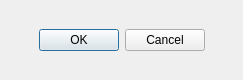
First picture: the form in schnapps/plugins/volume_mesh_from_surface/netgen_export.ui, repository cgogn/SCHNApps, before the edit.
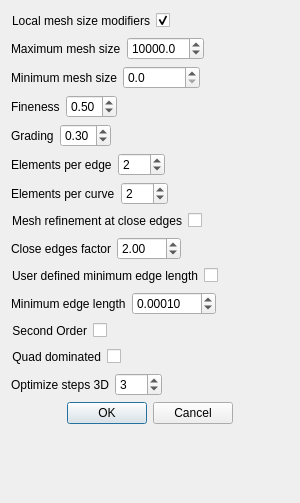
Second picture: the form after the edit.

Commit message: improved netgen support in plugin VMFS.

```diff
--- a/schnapps/plugins/volume_mesh_from_surface/netgen_export.ui
+++ b/schnapps/plugins/volume_mesh_from_surface/netgen_export.ui
@@ -7,26 +7,586 @@
    <rect>
     <x>0</x>
     <y>0</y>
-    <width>243</width>
-    <height>80</height>
+    <width>300</width>
+    <height>503</height>
    </rect>
   </property>
   <property name="windowTitle">
    <string>Export with netgen</string>
   </property>
   <layout class="QGridLayout" name="gridLayout">
-   <item row="0" column="0" colspan="2">
-    <widget class="QDialogButtonBox" name="buttonBox">
-     <property name="orientation">
-      <enum>Qt::Horizontal</enum>
-     </property>
-     <property name="standardButtons">
-      <set>QDialogButtonBox::Cancel|QDialogButtonBox::Ok</set>
-     </property>
-     <property name="centerButtons">
-      <bool>true</bool>
-     </property>
-    </widget>
+   <item row="0" column="0">
+    <layout class="QVBoxLayout" name="verticalLayout">
+     <item>
+      <layout class="QHBoxLayout" name="horizontalLayout">
+       <item>
+        <widget class="QCheckBox" name="checkBox_uselocalh">
+         <property name="toolTip">
+          <string notr="true">Switch to enable / disable usage of local mesh size modifiers</string>
+         </property>
+         <property name="toolTipDuration">
+          <number>-1</number>
+         </property>
+         <property name="accessibleDescription">
+          <string/>
+         </property>
+         <property name="layoutDirection">
+          <enum>Qt::RightToLeft</enum>
+         </property>
+         <property name="styleSheet">
+          <string notr="true"> margin-left: 0px;</string>
+         </property>
+         <property name="text">
+          <string>Local mesh size modifiers</string>
+         </property>
+         <property name="checked">
+          <bool>true</bool>
+         </property>
+         <property name="tristate">
+          <bool>false</bool>
+         </property>
+        </widget>
+       </item>
+       <item>
+        <spacer name="horizontalSpacer">
+         <property name="orientation">
+          <enum>Qt::Horizontal</enum>
+         </property>
+         <property name="sizeHint" stdset="0">
+          <size>
+           <width>40</width>
+           <height>20</height>
+          </size>
+         </property>
+        </spacer>
+       </item>
+      </layout>
+     </item>
+     <item>
+      <layout class="QHBoxLayout" name="horizontalLayout_2">
+       <item>
+        <widget class="QLabel" name="label">
+         <property name="toolTip">
+          <string>Maximum global mesh size allowed</string>
+         </property>
+         <property name="text">
+          <string>Maximum mesh size</string>
+         </property>
+        </widget>
+       </item>
+       <item>
+        <widget class="QDoubleSpinBox" name="doubleSpinBox_maxh">
+         <property name="decimals">
+          <number>1</number>
+         </property>
+         <property name="maximum">
+          <double>100000000.000000000000000</double>
+         </property>
+         <property name="singleStep">
+          <double>1000.000000000000000</double>
+         </property>
+         <property name="value">
+          <double>10000.000000000000000</double>
+         </property>
+        </widget>
+       </item>
+       <item>
+        <spacer name="horizontalSpacer_2">
+         <property name="orientation">
+          <enum>Qt::Horizontal</enum>
+         </property>
+         <property name="sizeHint" stdset="0">
+          <size>
+           <width>40</width>
+           <height>20</height>
+          </size>
+         </property>
+        </spacer>
+       </item>
+      </layout>
+     </item>
+     <item>
+      <layout class="QHBoxLayout" name="horizontalLayout_3">
+       <item>
+        <widget class="QLabel" name="label_2">
+         <property name="toolTip">
+          <string>Minimum global mesh size allowed</string>
+         </property>
+         <property name="text">
+          <string>Minimum mesh size</string>
+         </property>
+        </widget>
+       </item>
+       <item>
+        <widget class="QDoubleSpinBox" name="doubleSpinBox_minh">
+         <property name="decimals">
+          <number>1</number>
+         </property>
+         <property name="maximum">
+          <double>100000.000000000000000</double>
+         </property>
+         <property name="singleStep">
+          <double>100.000000000000000</double>
+         </property>
+        </widget>
+       </item>
+       <item>
+        <spacer name="horizontalSpacer_3">
+         <property name="orientation">
+          <enum>Qt::Horizontal</enum>
+         </property>
+         <property name="sizeHint" stdset="0">
+          <size>
+           <width>40</width>
+           <height>20</height>
+          </size>
+         </property>
+        </spacer>
+       </item>
+      </layout>
+     </item>
+     <item>
+      <layout class="QHBoxLayout" name="horizontalLayout_4">
+       <item>
+        <widget class="QLabel" name="label_4">
+         <property name="toolTip">
+          <string>Mesh density: 0...1 (0 =&gt; coarse; 1 =&gt; fine)</string>
+         </property>
+         <property name="text">
+          <string>Fineness</string>
+         </property>
+        </widget>
+       </item>
+       <item>
+        <widget class="QDoubleSpinBox" name="doubleSpinBox_fineness">
+         <property name="maximum">
+          <double>1.000000000000000</double>
+         </property>
+         <property name="singleStep">
+          <double>0.025000000000000</double>
+         </property>
+         <property name="value">
+          <double>0.500000000000000</double>
+         </property>
+        </widget>
+       </item>
+       <item>
+        <spacer name="horizontalSpacer_4">
+         <property name="orientation">
+          <enum>Qt::Horizontal</enum>
+         </property>
+         <property name="sizeHint" stdset="0">
+          <size>
+           <width>40</width>
+           <height>20</height>
+          </size>
+         </property>
+        </spacer>
+       </item>
+      </layout>
+     </item>
+     <item>
+      <layout class="QHBoxLayout" name="horizontalLayout_5">
+       <item>
+        <widget class="QLabel" name="label_5">
+         <property name="toolTip">
+          <string>Mesh grading: 0...1 (0 =&gt; uniform mesh; 1 =&gt; aggressive local grading)</string>
+         </property>
+         <property name="text">
+          <string>Grading</string>
+         </property>
+        </widget>
+       </item>
+       <item>
+        <widget class="QDoubleSpinBox" name="doubleSpinBox_grading">
+         <property name="toolTip">
+          <string/>
+         </property>
+         <property name="maximum">
+          <double>1.000000000000000</double>
+         </property>
+         <property name="singleStep">
+          <double>0.025000000000000</double>
+         </property>
+         <property name="value">
+          <double>0.300000000000000</double>
+         </property>
+        </widget>
+       </item>
+       <item>
+        <spacer name="horizontalSpacer_5">
+         <property name="orientation">
+          <enum>Qt::Horizontal</enum>
+         </property>
+         <property name="sizeHint" stdset="0">
+          <size>
+           <width>40</width>
+           <height>20</height>
+          </size>
+         </property>
+        </spacer>
+       </item>
+      </layout>
+     </item>
+     <item>
+      <layout class="QHBoxLayout" name="horizontalLayout_6">
+       <item>
+        <widget class="QLabel" name="label_6">
+         <property name="toolTip">
+          <string>Number of elements to generate per edge of the geometry</string>
+         </property>
+         <property name="text">
+          <string>Elements per edge</string>
+         </property>
+        </widget>
+       </item>
+       <item>
+        <widget class="QDoubleSpinBox" name="doubleSpinBox_elementsperedge">
+         <property name="decimals">
+          <number>0</number>
+         </property>
+         <property name="value">
+          <double>2.000000000000000</double>
+         </property>
+        </widget>
+       </item>
+       <item>
+        <spacer name="horizontalSpacer_6">
+         <property name="orientation">
+          <enum>Qt::Horizontal</enum>
+         </property>
+         <property name="sizeHint" stdset="0">
+          <size>
+           <width>40</width>
+           <height>20</height>
+          </size>
+         </property>
+        </spacer>
+       </item>
+      </layout>
+     </item>
+     <item>
+      <layout class="QHBoxLayout" name="horizontalLayout_7">
+       <item>
+        <widget class="QLabel" name="label_7">
+         <property name="toolTip">
+          <string>Elements to generate per curvature radius</string>
+         </property>
+         <property name="text">
+          <string>Elements per curve</string>
+         </property>
+        </widget>
+       </item>
+       <item>
+        <widget class="QDoubleSpinBox" name="doubleSpinBox_elementspercurve">
+         <property name="decimals">
+          <number>0</number>
+         </property>
+         <property name="maximum">
+          <double>100.000000000000000</double>
+         </property>
+         <property name="value">
+          <double>2.000000000000000</double>
+         </property>
+        </widget>
+       </item>
+       <item>
+        <spacer name="horizontalSpacer_7">
+         <property name="orientation">
+          <enum>Qt::Horizontal</enum>
+         </property>
+         <property name="sizeHint" stdset="0">
+          <size>
+           <width>40</width>
+           <height>20</height>
+          </size>
+         </property>
+        </spacer>
+       </item>
+      </layout>
+     </item>
+     <item>
+      <layout class="QHBoxLayout" name="horizontalLayout_8">
+       <item>
+        <widget class="QCheckBox" name="checkBox_closeedgeenable">
+         <property name="toolTip">
+          <string>Enable / Disable mesh refinement at close edges</string>
+         </property>
+         <property name="layoutDirection">
+          <enum>Qt::RightToLeft</enum>
+         </property>
+         <property name="styleSheet">
+          <string notr="true"> margin-left: 0px;</string>
+         </property>
+         <property name="text">
+          <string>Mesh refinement at close edges</string>
+         </property>
+        </widget>
+       </item>
+       <item>
+        <spacer name="horizontalSpacer_8">
+         <property name="orientation">
+          <enum>Qt::Horizontal</enum>
+         </property>
+         <property name="sizeHint" stdset="0">
+          <size>
+           <width>40</width>
+           <height>20</height>
+          </size>
+         </property>
+        </spacer>
+       </item>
+      </layout>
+     </item>
+     <item>
+      <layout class="QHBoxLayout" name="horizontalLayout_9">
+       <item>
+        <widget class="QLabel" name="label_8">
+         <property name="toolTip">
+          <string>Factor to use for refinement at close edges (larger =&gt; finer)</string>
+         </property>
+         <property name="text">
+          <string>Close edges factor</string>
+         </property>
+        </widget>
+       </item>
+       <item>
+        <widget class="QDoubleSpinBox" name="doubleSpinBox_closeedgefact">
+         <property name="maximum">
+          <double>100.000000000000000</double>
+         </property>
+         <property name="value">
+          <double>2.000000000000000</double>
+         </property>
+        </widget>
+       </item>
+       <item>
+        <spacer name="horizontalSpacer_9">
+         <property name="orientation">
+          <enum>Qt::Horizontal</enum>
+         </property>
+         <property name="sizeHint" stdset="0">
+          <size>
+           <width>40</width>
+           <height>20</height>
+          </size>
+         </property>
+        </spacer>
+       </item>
+      </layout>
+     </item>
+     <item>
+      <layout class="QHBoxLayout" name="horizontalLayout_14">
+       <item>
+        <widget class="QCheckBox" name="checkBox_minedgelenenable">
+         <property name="toolTip">
+          <string>Enable / Disable user defined minimum edge length for edge subdivision</string>
+         </property>
+         <property name="layoutDirection">
+          <enum>Qt::RightToLeft</enum>
+         </property>
+         <property name="styleSheet">
+          <string notr="true"> margin-left: 0px;</string>
+         </property>
+         <property name="text">
+          <string>User defined minimum edge length</string>
+         </property>
+        </widget>
+       </item>
+       <item>
+        <spacer name="horizontalSpacer_14">
+         <property name="orientation">
+          <enum>Qt::Horizontal</enum>
+         </property>
+         <property name="sizeHint" stdset="0">
+          <size>
+           <width>40</width>
+           <height>20</height>
+          </size>
+         </property>
+        </spacer>
+       </item>
+      </layout>
+     </item>
+     <item>
+      <layout class="QHBoxLayout" name="horizontalLayout_10">
+       <item>
+        <widget class="QLabel" name="label_3">
+         <property name="toolTip">
+          <string>Minimum edge length to use while subdividing the edges</string>
+         </property>
+         <property name="text">
+          <string>Minimum edge length</string>
+         </property>
+        </widget>
+       </item>
+       <item>
+        <widget class="QDoubleSpinBox" name="doubleSpinBox_minedgelen">
+         <property name="decimals">
+          <number>5</number>
+         </property>
+         <property name="minimum">
+          <double>0.000010000000000</double>
+         </property>
+         <property name="maximum">
+          <double>100.000000000000000</double>
+         </property>
+         <property name="singleStep">
+          <double>0.000100000000000</double>
+         </property>
+         <property name="value">
+          <double>0.000100000000000</double>
+         </property>
+        </widget>
+       </item>
+       <item>
+        <spacer name="horizontalSpacer_10">
+         <property name="orientation">
+          <enum>Qt::Horizontal</enum>
+         </property>
+         <property name="sizeHint" stdset="0">
+          <size>
+           <width>40</width>
+           <height>20</height>
+          </size>
+         </property>
+        </spacer>
+       </item>
+      </layout>
+     </item>
+     <item>
+      <layout class="QHBoxLayout" name="horizontalLayout_11">
+       <item>
+        <widget class="QCheckBox" name="checkBox_second_order">
+         <property name="toolTip">
+          <string>Generate second-order surface and volume elements</string>
+         </property>
+         <property name="layoutDirection">
+          <enum>Qt::RightToLeft</enum>
+         </property>
+         <property name="styleSheet">
+          <string notr="true"> margin-left: 0px;</string>
+         </property>
+         <property name="text">
+          <string>Second Order</string>
+         </property>
+        </widget>
+       </item>
+       <item>
+        <spacer name="horizontalSpacer_11">
+         <property name="orientation">
+          <enum>Qt::Horizontal</enum>
+         </property>
+         <property name="sizeHint" stdset="0">
+          <size>
+           <width>40</width>
+           <height>20</height>
+          </size>
+         </property>
+        </spacer>
+       </item>
+      </layout>
+     </item>
+     <item>
+      <layout class="QHBoxLayout" name="horizontalLayout_12">
+       <item>
+        <widget class="QCheckBox" name="checkBox_quad_dominated">
+         <property name="toolTip">
+          <string>Creates a Quad-dominated mesh</string>
+         </property>
+         <property name="layoutDirection">
+          <enum>Qt::RightToLeft</enum>
+         </property>
+         <property name="styleSheet">
+          <string notr="true"> margin-left: 0px;</string>
+         </property>
+         <property name="text">
+          <string>Quad dominated</string>
+         </property>
+        </widget>
+       </item>
+       <item>
+        <spacer name="horizontalSpacer_12">
+         <property name="orientation">
+          <enum>Qt::Horizontal</enum>
+         </property>
+         <property name="sizeHint" stdset="0">
+          <size>
+           <width>40</width>
+           <height>20</height>
+          </size>
+         </property>
+        </spacer>
+       </item>
+      </layout>
+     </item>
+     <item>
+      <layout class="QHBoxLayout" name="horizontalLayout_13">
+       <item>
+        <widget class="QLabel" name="label_9">
+         <property name="toolTip">
+          <string>Number of optimize steps to use for 3-D mesh optimization</string>
+         </property>
+         <property name="text">
+          <string>Optimize steps 3D</string>
+         </property>
+        </widget>
+       </item>
+       <item>
+        <widget class="QSpinBox" name="spinBox_optsteps_3d">
+         <property name="maximum">
+          <number>100</number>
+         </property>
+         <property name="value">
+          <number>3</number>
+         </property>
+         <property name="displayIntegerBase">
+          <number>10</number>
+         </property>
+        </widget>
+       </item>
+       <item>
+        <spacer name="horizontalSpacer_13">
+         <property name="orientation">
+          <enum>Qt::Horizontal</enum>
+         </property>
+         <property name="sizeHint" stdset="0">
+          <size>
+           <width>40</width>
+           <height>20</height>
+          </size>
+         </property>
+        </spacer>
+       </item>
+      </layout>
+     </item>
+     <item>
+      <widget class="QDialogButtonBox" name="buttonBox">
+       <property name="orientation">
+        <enum>Qt::Horizontal</enum>
+       </property>
+       <property name="standardButtons">
+        <set>QDialogButtonBox::Cancel|QDialogButtonBox::Ok</set>
+       </property>
+       <property name="centerButtons">
+        <bool>true</bool>
+       </property>
+      </widget>
+     </item>
+     <item>
+      <spacer name="verticalSpacer">
+       <property name="orientation">
+        <enum>Qt::Vertical</enum>
+       </property>
+       <property name="sizeHint" stdset="0">
+        <size>
+         <width>20</width>
+         <height>40</height>
+        </size>
+       </property>
+      </spacer>
+     </item>
+    </layout>
    </item>
   </layout>
  </widget>
```
The commit also changes 11 other files.
